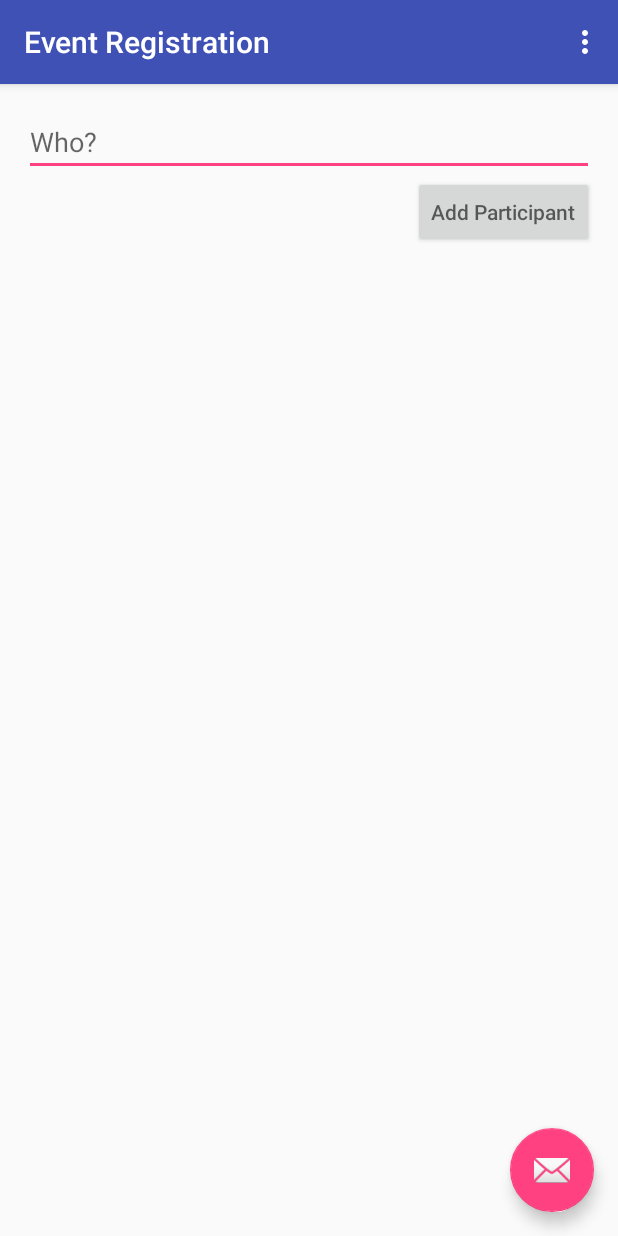
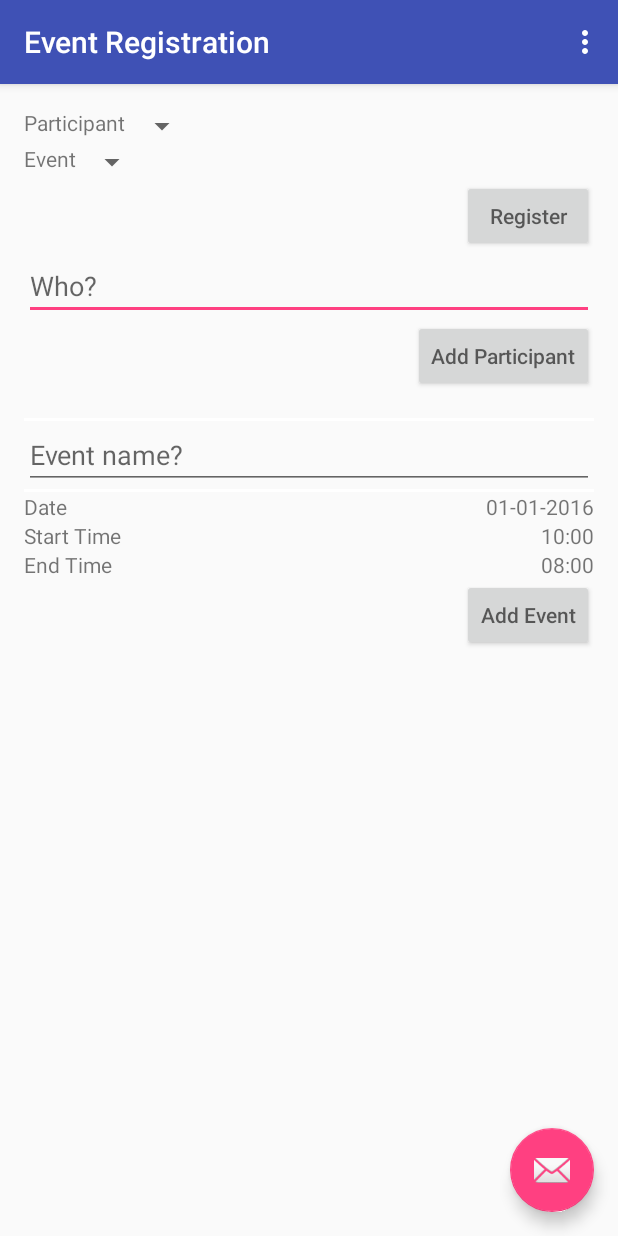
Before and after one commit to erickzhao/Event-Registration-Application, an Android app: the screen it shows after launch (MainActivity), on a phone screen of 412 x 824 dp. Run offline under Robolectric (Android 15) with nearby library versions, the phone set to English and light mode, and no system bars.

Commit message:
Complete basic Android UI

```diff
--- a/workspace-mobile/app/src/main/res/layout/content_main.xml
+++ b/workspace-mobile/app/src/main/res/layout/content_main.xml
@@ -16,7 +16,56 @@
     <LinearLayout
         android:orientation="vertical"
         android:layout_height="wrap_content"
-        android:layout_width="match_parent">
+        android:layout_width="match_parent"
+        android:id="@+id/registrationLayout">
+
+        <LinearLayout
+            android:orientation="horizontal"
+            android:layout_height="match_parent"
+            android:layout_width="match_parent">
+
+            <TextView
+                android:layout_height="wrap_content"
+                android:layout_width="wrap_content"
+                android:text="@string/participantspinner_label"/>
+
+            <Spinner android:layout_height="wrap_content"
+                android:layout_width="wrap_content"
+                android:layout_gravity="end"
+                android:id="@+id/participantspinner"/>
+        </LinearLayout>
+
+        <LinearLayout
+            android:orientation="horizontal"
+            android:layout_height="match_parent"
+            android:layout_width="match_parent">
+
+            <TextView
+                android:layout_height="wrap_content"
+                android:layout_width="wrap_content"
+                android:text="@string/eventspinner_label"/>
+
+            <Spinner android:layout_height="wrap_content"
+                android:layout_width="wrap_content"
+                android:layout_gravity="end"
+                android:id="@+id/eventspinner"/>
+        </LinearLayout>
+
+        <Button
+            android:layout_height="wrap_content"
+            android:layout_width="wrap_content"
+            android:hint="@string/registration_button"
+            android:layout_gravity="end"
+            android:onClick="registerParticipant"/>
+
+    </LinearLayout>
+
+    <LinearLayout
+        android:orientation="vertical"
+        android:layout_height="wrap_content"
+        android:layout_width="match_parent"
+        android:layout_below="@+id/registrationLayout"
+        android:id="@+id/addParticipantLayout">
 
         <EditText
             android:layout_height="wrap_content"
@@ -30,4 +79,89 @@
             android:layout_gravity="end"
             android:onClick="addParticipant"/>
     </LinearLayout>
+
+    <LinearLayout
+        android:orientation="vertical"
+        android:layout_height="wrap_content"
+        android:layout_width="match_parent"
+        android:layout_below="@+id/addParticipantLayout"
+        android:layout_alignParentLeft="true"
+        android:layout_alignParentStart="true"
+        android:layout_marginTop="17dp"
+        android:id="@+id/addEventLayout">
+
+        <View
+            android:layout_height="2dp"
+            android:layout_width="fill_parent"
+            android:background="#FFFFFF"/>
+
+        <EditText
+            android:layout_height="wrap_content"
+            android:layout_width="fill_parent"
+            android:id="@+id/newevent_name"
+            android:hint="@string/newevent_hint"/>
+
+        <View
+            android:layout_height="2dp"
+            android:layout_width="fill_parent"
+            android:background="#FFFFFF"/>
+
+        <LinearLayout android:orientation="horizontal"
+            android:layout_height="wrap_content"
+            android:layout_width="match_parent">
+            <TextView
+                android:layout_height="wrap_content"
+                android:layout_width="wrap_content"
+                android:layout_weight="1"
+                android:text="@string/newevent_date_label"/>
+            <TextView
+                android:layout_height="wrap_content"
+                android:layout_width="wrap_content"
+                android:text="@string/newevent_date_first"
+                android:layout_gravity="end"
+                android:id="@+id/newevent_date"
+                android:onClick="showDatePickerDialog"/>
+        </LinearLayout>
+
+        <LinearLayout android:orientation="horizontal"
+            android:layout_height="wrap_content"
+            android:layout_width="match_parent">
+            <TextView
+                android:layout_height="wrap_content"
+                android:layout_width="wrap_content"
+                android:layout_weight="1"
+                android:text="@string/newevent_start_time_label"/>
+            <TextView
+                android:layout_height="wrap_content"
+                android:layout_width="wrap_content"
+                android:text="@string/newevent_start_time_first"
+                android:layout_gravity="end"
+                android:id="@+id/newevent_start_time"
+                android:onClick="showTimePickerDialog"/>
+        </LinearLayout>
+
+        <LinearLayout android:orientation="horizontal"
+            android:layout_height="wrap_content"
+            android:layout_width="match_parent">
+            <TextView
+                android:layout_height="wrap_content"
+                android:layout_width="wrap_content"
+                android:layout_weight="1"
+                android:text="@string/newevent_end_time_label"/>
+            <TextView
+                android:layout_height="wrap_content"
+                android:layout_width="wrap_content"
+                android:text="@string/newevent_end_time_first"
+                android:layout_gravity="end"
+                android:id="@+id/newevent_end_time"
+                android:onClick="showTimePickerDialog"/>
+        </LinearLayout>
+
+        <Button
+            android:layout_height="wrap_content"
+            android:layout_width="wrap_content"
+            android:hint="@string/newevent_button"
+            android:layout_gravity="end"
+            android:onClick="addEvent"/>
+    </LinearLayout>
 </RelativeLayout>
--- a/workspace-mobile/app/src/main/res/values/strings.xml
+++ b/workspace-mobile/app/src/main/res/values/strings.xml
@@ -1,6 +1,17 @@
 <resources>
     <string name="app_name">Event Registration</string>
     <string name="action_settings">Settings</string>
+    <string name="participantspinner_label">Participant</string>
+    <string name="eventspinner_label">Event</string>
+    <string name="registration_button">Register</string>
     <string name="newparticipant_hint">Who?</string>
     <string name="newparticipant_button">Add Participant</string>
+    <string name="newevent_hint">Event name?</string>
+    <string name="newevent_button">Add Event</string>
+    <string name="newevent_date_label">Date</string>
+    <string name="newevent_date_first">01-01-2016</string>
+    <string name="newevent_start_time_label">Start Time</string>
+    <string name="newevent_start_time_first">10:00</string>
+    <string name="newevent_end_time_label">End Time</string>
+    <string name="newevent_end_time_first">08:00</string>
 </resources>
```
